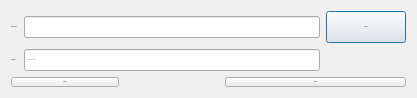
First picture: the form in export_to_csv_window.ui, repository TrinhLab/CASPERapp, before the edit.
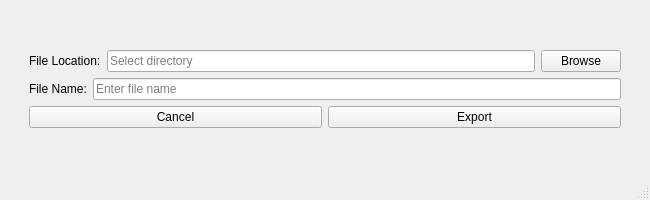
Second picture: the form after the edit.

Commit message: more dynamic UI scaling support: new genome, new endo, export to csv, pop, main, annotation window

```diff
--- a/export_to_csv_window.ui
+++ b/export_to_csv_window.ui
@@ -1,108 +1,183 @@
 <?xml version="1.0" encoding="UTF-8"?>
 <ui version="4.0">
- <class>Export_to_CSV</class>
- <widget class="QDialog" name="Export_to_CSV">
+ <class>MainWindow</class>
+ <widget class="QMainWindow" name="MainWindow">
   <property name="geometry">
    <rect>
     <x>0</x>
     <y>0</y>
-    <width>518</width>
-    <height>203</height>
+    <width>650</width>
+    <height>200</height>
    </rect>
   </property>
-  <property name="font">
-   <font>
-    <family>Arial</family>
-    <pointsize>1</pointsize>
-    <weight>50</weight>
-    <italic>false</italic>
-    <bold>false</bold>
-   </font>
-  </property>
   <property name="windowTitle">
    <string>Export gRNAs</string>
   </property>
-  <property name="styleSheet">
-   <string notr="true"/>
-  </property>
+  <widget class="QWidget" name="centralwidget">
+   <layout class="QGridLayout" name="gridLayout_2">
+    <item row="0" column="1">
+     <spacer name="verticalSpacer_2">
+      <property name="orientation">
+       <enum>Qt::Vertical</enum>
+      </property>
+      <property name="sizeType">
+       <enum>QSizePolicy::Fixed</enum>
+      </property>
+      <property name="sizeHint" stdset="0">
+       <size>
+        <width>20</width>
+        <height>20</height>
+       </size>
+      </property>
+     </spacer>
+    </item>
+    <item row="1" column="2">
+     <spacer name="horizontalSpacer">
+      <property name="orientation">
+       <enum>Qt::Horizontal</enum>
+      </property>
+      <property name="sizeType">
+       <enum>QSizePolicy::Fixed</enum>
+      </property>
+      <property name="sizeHint" stdset="0">
+       <size>
+        <width>20</width>
+        <height>20</height>
+       </size>
+      </property>
+     </spacer>
+    </item>
+    <item row="2" column="1">
+     <spacer name="verticalSpacer">
+      <property name="orientation">
+       <enum>Qt::Vertical</enum>
+      </property>
+      <property name="sizeType">
+       <enum>QSizePolicy::Fixed</enum>
+      </property>
+      <property name="sizeHint" stdset="0">
+       <size>
+        <width>20</width>
+        <height>20</height>
+       </size>
+      </property>
+     </spacer>
+    </item>
+    <item row="1" column="1">
   <layout class="QGridLayout" name="gridLayout">
-   <property name="sizeConstraint">
-    <enum>QLayout::SetFixedSize</enum>
-   </property>
    <item row="0" column="0">
-    <widget class="QLabel" name="label_2">
-     <property name="text">
-      <string>File Location:</string>
-     </property>
-    </widget>
-   </item>
-   <item row="1" column="0">
+       <layout class="QVBoxLayout" name="verticalLayout">
+        <item>
+         <layout class="QHBoxLayout" name="horizontalLayout_3">
+          <item>
     <widget class="QLabel" name="label">
      <property name="text">
-      <string>File Name:</string>
+             <string>File Location:</string>
      </property>
     </widget>
    </item>
-   <item row="0" column="1" colspan="3">
+          <item>
     <widget class="QLineEdit" name="fileLocation_line_edit">
-     <property name="enabled">
+            <property name="readOnly">
       <bool>true</bool>
      </property>
-     <property name="minimumSize">
-      <size>
-       <width>296</width>
-       <height>21</height>
-      </size>
+            <property name="placeholderText">
+             <string>Select directory</string>
      </property>
     </widget>
    </item>
-   <item row="0" column="4">
+          <item>
     <widget class="QPushButton" name="browse_button">
-     <property name="minimumSize">
-      <size>
-       <width>0</width>
-       <height>32</height>
-      </size>
-     </property>
-     <property name="toolTip">
-      <string>&lt;html&gt;&lt;head/&gt;&lt;body&gt;&lt;p&gt;Browse for a folder to store the CSV file&lt;/p&gt;&lt;p&gt;&lt;br/&gt;&lt;/p&gt;&lt;/body&gt;&lt;/html&gt;</string>
+            <property name="sizePolicy">
+             <sizepolicy hsizetype="Minimum" vsizetype="Fixed">
+              <horstretch>0</horstretch>
+              <verstretch>0</verstretch>
+             </sizepolicy>
      </property>
      <property name="text">
       <string>Browse</string>
      </property>
     </widget>
    </item>
-   <item row="2" column="3" colspan="2">
-    <widget class="QPushButton" name="export_button">
+         </layout>
+        </item>
+        <item>
+         <layout class="QHBoxLayout" name="horizontalLayout_2">
+          <item>
+           <widget class="QLabel" name="label_2">
+            <property name="sizePolicy">
+             <sizepolicy hsizetype="Preferred" vsizetype="Preferred">
+              <horstretch>0</horstretch>
+              <verstretch>0</verstretch>
+             </sizepolicy>
+            </property>
      <property name="text">
-      <string>Export</string>
+             <string>File Name:</string>
      </property>
     </widget>
    </item>
-   <item row="2" column="0" colspan="2">
+          <item>
+           <widget class="QLineEdit" name="filename_line_edit">
+            <property name="placeholderText">
+             <string>Enter file name</string>
+            </property>
+           </widget>
+          </item>
+         </layout>
+        </item>
+        <item>
+         <layout class="QHBoxLayout" name="horizontalLayout">
+          <item>
     <widget class="QPushButton" name="cancel_button">
+            <property name="sizePolicy">
+             <sizepolicy hsizetype="Expanding" vsizetype="Fixed">
+              <horstretch>0</horstretch>
+              <verstretch>0</verstretch>
+             </sizepolicy>
+            </property>
      <property name="text">
       <string>Cancel</string>
      </property>
     </widget>
    </item>
-   <item row="1" column="1" colspan="3">
-    <widget class="QLineEdit" name="filename_line_edit">
-     <property name="minimumSize">
+          <item>
+           <widget class="QPushButton" name="export_button">
+            <property name="sizePolicy">
+             <sizepolicy hsizetype="Expanding" vsizetype="Fixed">
+              <horstretch>0</horstretch>
+              <verstretch>0</verstretch>
+             </sizepolicy>
+            </property>
+            <property name="text">
+             <string>Export</string>
+            </property>
+           </widget>
+          </item>
+         </layout>
+        </item>
+       </layout>
+      </item>
+     </layout>
+    </item>
+    <item row="1" column="0">
+     <spacer name="horizontalSpacer_2">
+      <property name="orientation">
+       <enum>Qt::Horizontal</enum>
+      </property>
+      <property name="sizeType">
+       <enum>QSizePolicy::Fixed</enum>
+      </property>
+      <property name="sizeHint" stdset="0">
       <size>
-       <width>296</width>
-       <height>21</height>
-      </size>
-     </property>
-     <property name="toolTip">
-      <string>&lt;html&gt;&lt;head/&gt;&lt;body&gt;&lt;p&gt;Please write the file name you want.&lt;/p&gt;&lt;p&gt;&lt;br/&gt;&lt;/p&gt;&lt;p&gt;Note: do not add the '.csv'&lt;/p&gt;&lt;/body&gt;&lt;/html&gt;</string>
-     </property>
-     <property name="placeholderText">
-      <string>Choose a file name</string>
-     </property>
-    </widget>
-   </item>
-  </layout>
+        <width>20</width>
+        <height>20</height>
+       </size>
+      </property>
+     </spacer>
+    </item>
+   </layout>
+  </widget>
+  <widget class="QStatusBar" name="statusbar"/>
  </widget>
  <resources/>
  <connections/>
```
Left out of the diff: 2 changed lines with no effect on the pictures. Lines whose indentation alone changed are shown as unchanged. The commit also changes 12 other files.
